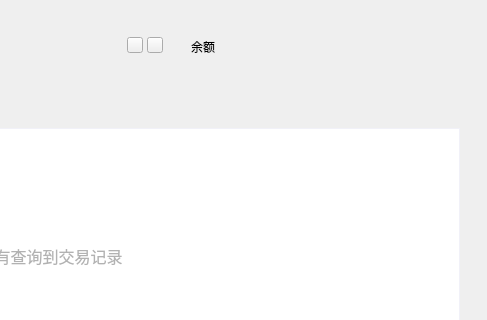
realm520/gdwcoin, file accountpage.ui: the form before one commit; both pictures show x 370 to 857 and y 0 to 320 of the 857 by 529 pixel window.
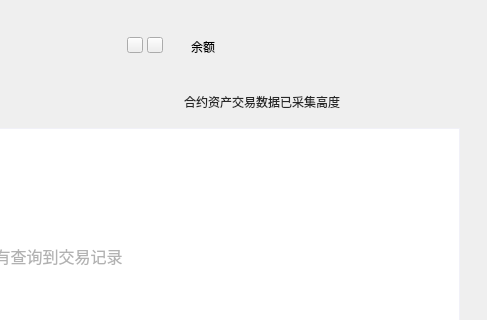
The form after the commit.

What changed in the file:
```diff
--- a/accountpage.ui
+++ b/accountpage.ui
@@ -564,6 +564,56 @@
     <string/>
    </property>
   </widget>
+  <widget class="QLabel" name="collectedHeightLabel_2">
+   <property name="geometry">
+    <rect>
+     <x>510</x>
+     <y>90</y>
+     <width>200</width>
+     <height>24</height>
+    </rect>
+   </property>
+   <property name="font">
+    <font>
+     <family>微软雅黑</family>
+    </font>
+   </property>
+   <property name="styleSheet">
+    <string notr="true">color: rgb(40, 40, 40);
+background:transparent;</string>
+   </property>
+   <property name="text">
+    <string>合约资产交易数据已采集高度</string>
+   </property>
+   <property name="alignment">
+    <set>Qt::AlignRight|Qt::AlignTrailing|Qt::AlignVCenter</set>
+   </property>
+  </widget>
+  <widget class="QLabel" name="collectedHeightLabel">
+   <property name="geometry">
+    <rect>
+     <x>730</x>
+     <y>90</y>
+     <width>95</width>
+     <height>24</height>
+    </rect>
+   </property>
+   <property name="font">
+    <font>
+     <family>微软雅黑</family>
+    </font>
+   </property>
+   <property name="styleSheet">
+    <string notr="true">color: rgb(40, 40, 40);
+background:transparent;</string>
+   </property>
+   <property name="text">
+    <string/>
+   </property>
+   <property name="alignment">
+    <set>Qt::AlignRight|Qt::AlignTrailing|Qt::AlignVCenter</set>
+   </property>
+  </widget>
   <zorder>addressLabel2</zorder>
   <zorder>addressLabel</zorder>
   <zorder>accountComboBox</zorder>
```
Left out of the diff: 2 changed lines with no effect on the pictures.
